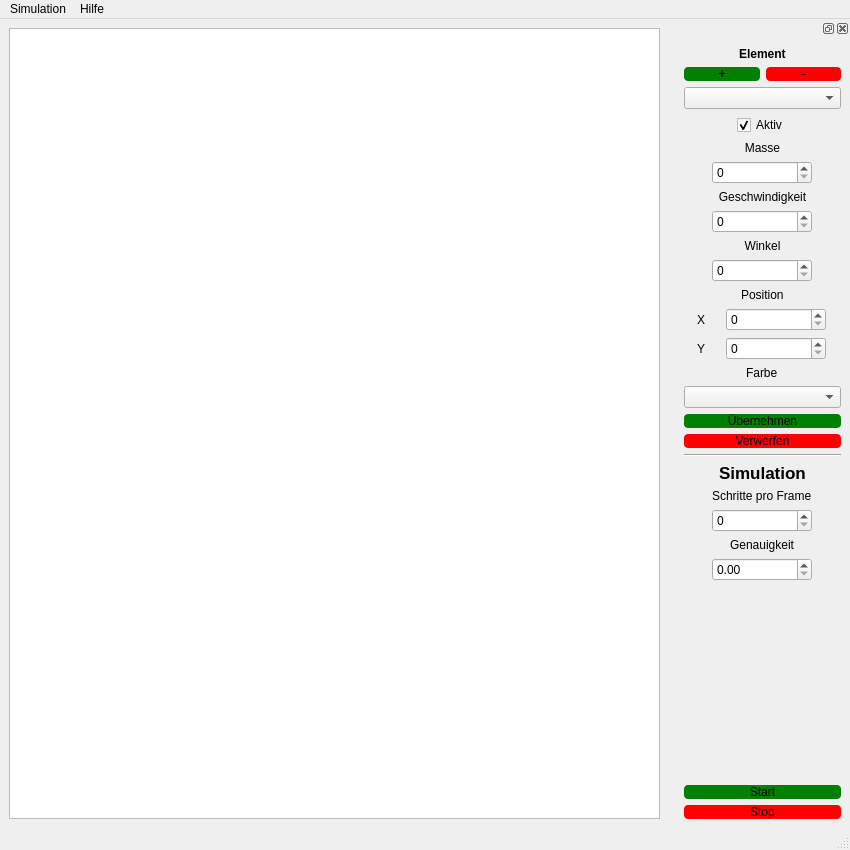
Qt form ui_Main_Window.ui (Corvus-XOS/Gravitationssimulation) before a commit.
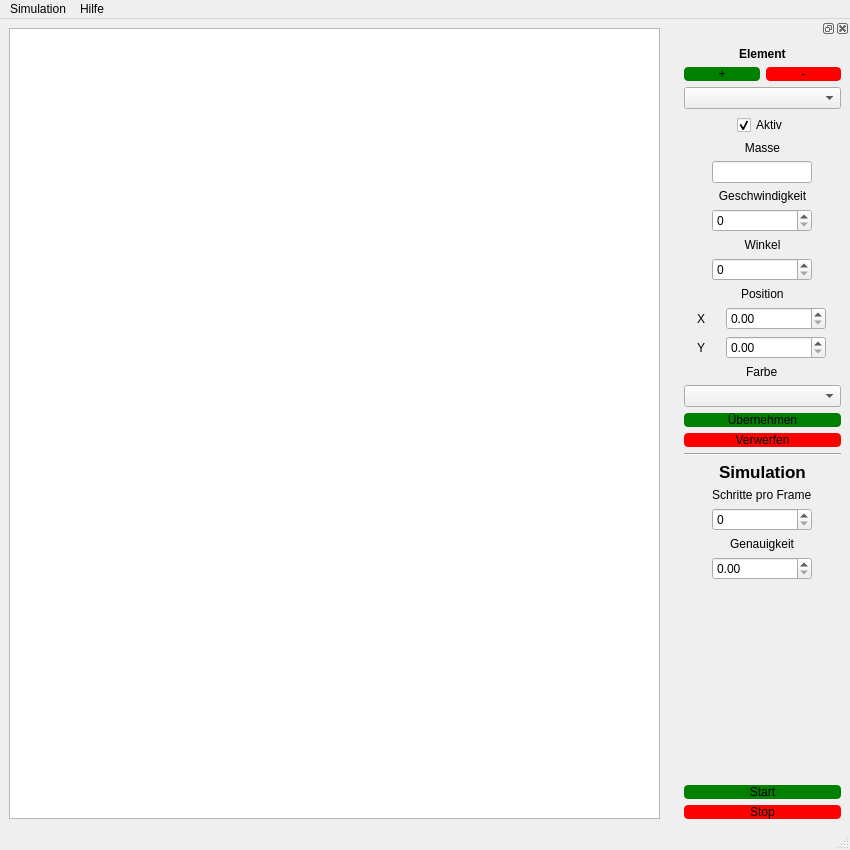
The same form after that commit. Icons and pictures are not drawn.

Commit message: Eingabe für Masse überarbeitet

The edit to the form file:
```diff
--- a/ui_Main_Window.ui
+++ b/ui_Main_Window.ui
@@ -46,7 +46,7 @@
    <property name="minimumSize">
     <size>
      <width>175</width>
-     <height>760</height>
+     <height>776</height>
     </size>
    </property>
    <property name="maximumSize">
@@ -142,7 +142,7 @@
         </widget>
        </item>
        <item alignment="Qt::AlignmentFlag::AlignHCenter">
-        <widget class="QSpinBox" name="spinMass">
+        <widget class="QLineEdit" name="lineEditMasse">
          <property name="minimumSize">
           <size>
            <width>100</width>
@@ -155,9 +155,6 @@
            <height>16777215</height>
           </size>
          </property>
-         <property name="maximum">
-          <number>999</number>
-         </property>
         </widget>
        </item>
        <item>
@@ -238,7 +235,7 @@
           </widget>
          </item>
          <item>
-          <widget class="QSpinBox" name="spinXPos">
+          <widget class="QDoubleSpinBox" name="spinXPos">
            <property name="minimumSize">
             <size>
              <width>100</width>
@@ -251,9 +248,6 @@
              <height>16777215</height>
             </size>
            </property>
-           <property name="maximum">
-            <number>1000</number>
-           </property>
           </widget>
          </item>
         </layout>
@@ -274,7 +268,7 @@
           </widget>
          </item>
          <item>
-          <widget class="QSpinBox" name="spinYPos">
+          <widget class="QDoubleSpinBox" name="spinYPos">
            <property name="minimumSize">
             <size>
              <width>100</width>
@@ -287,9 +281,6 @@
              <height>16777215</height>
             </size>
            </property>
-           <property name="maximum">
-            <number>1000</number>
-           </property>
           </widget>
          </item>
         </layout>
```
The commit also changes 5 other files.
